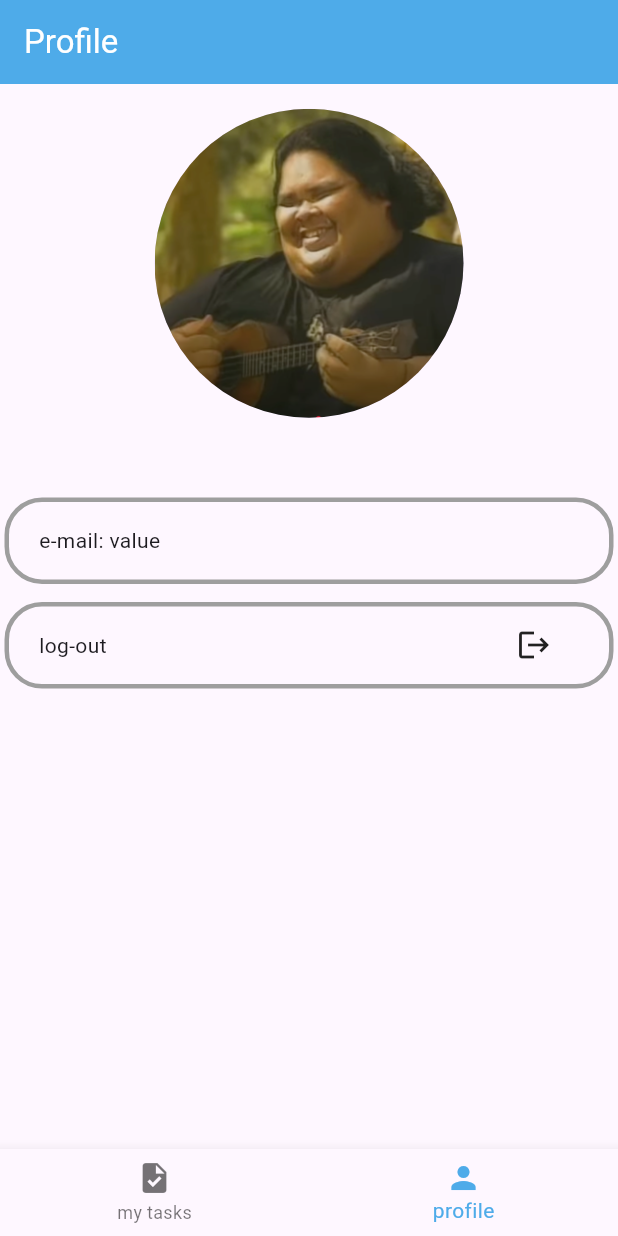
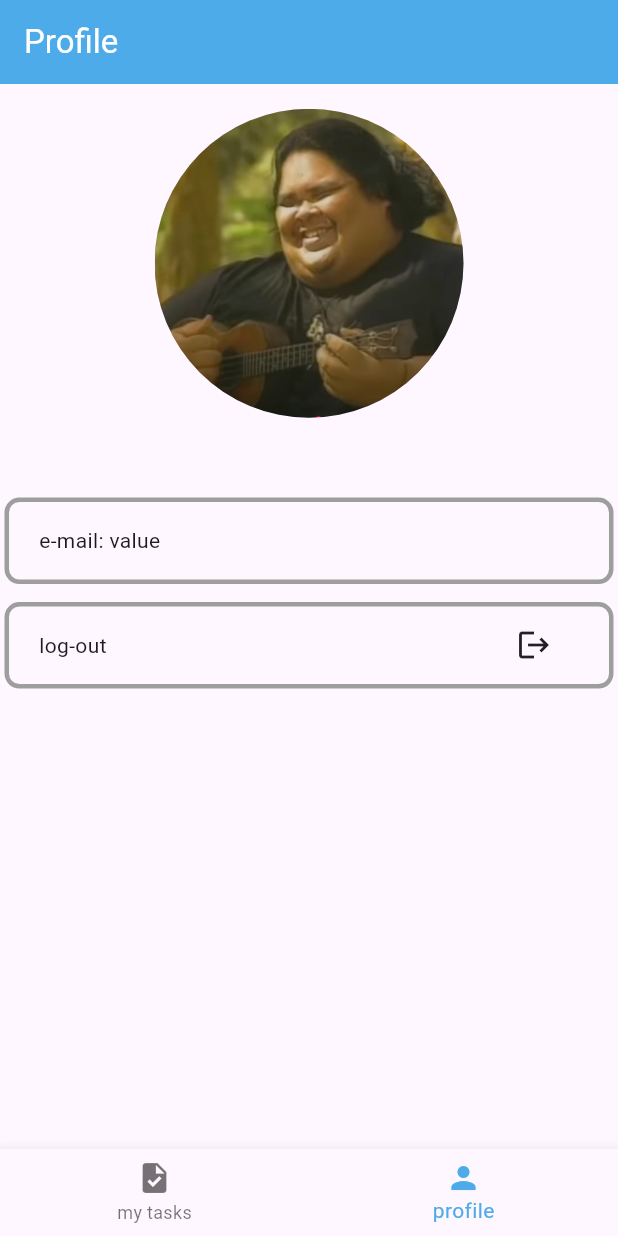
Before and after one commit to eduardobandeiramg/nex-task, a Flutter app: the screen it shows after launch, item 2 of the bottom bar chosen, on a phone screen of 412 x 824 dp. Run offline on Flutter 3.47's test engine with Material 3 defaults, Android fonts, the phone set to English and light mode, and no system bars; our stand-ins replace flutter_bloc, supabase_flutter; accounts and stored records are empty.

Commit message:
changing cards format for square-rounded

```diff
--- a/lib/view/components/cards/log_out_card.dart
+++ b/lib/view/components/cards/log_out_card.dart
@@ -15,7 +15,7 @@ class LogOutCard extends StatelessWidget {
         },
         child: Container(
           decoration: BoxDecoration(
-            borderRadius: BorderRadius.circular(25),
+            borderRadius: BorderRadius.circular(10),
             border: Border.all(width: 3, color: Colors.grey),
           ),
           height: Dimensions.height * 0.07,
--- a/lib/view/components/cards/profile_card.dart
+++ b/lib/view/components/cards/profile_card.dart
@@ -13,7 +13,7 @@ class ProfileCard extends StatelessWidget {
       padding: EdgeInsets.only(left: 3, right: 3, top: 12),
       child: Container(
         decoration: BoxDecoration(
-          borderRadius: BorderRadius.circular(25),
+          borderRadius: BorderRadius.circular(10),
           border: Border.all(width: 3, color: Colors.grey),
         ),
         height: Dimensions.height * 0.07,
--- a/lib/view/components/cards/task_card.dart
+++ b/lib/view/components/cards/task_card.dart
@@ -14,7 +14,7 @@ class TaskCard extends StatelessWidget {
         child: Container(
           decoration: BoxDecoration(
             color: Color(0xFFBBDEFB),
-            borderRadius: BorderRadius.circular(50),
+            borderRadius: BorderRadius.circular(10),
           ),
           height: Dimensions.height * 0.1,
           child: Row(
```
